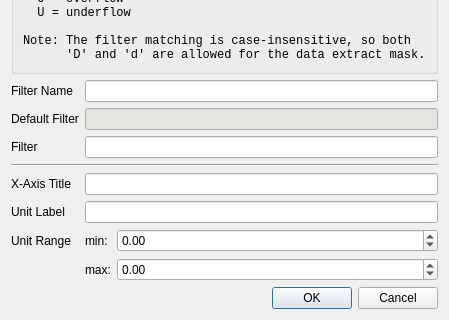
The window that src/datafilter_dialog.ui (flueke/mvme) describes before a commit, drawn with Qt 5; both pictures show x 0 to 449 and y 174 to 494 of the 449 by 494 pixel window.
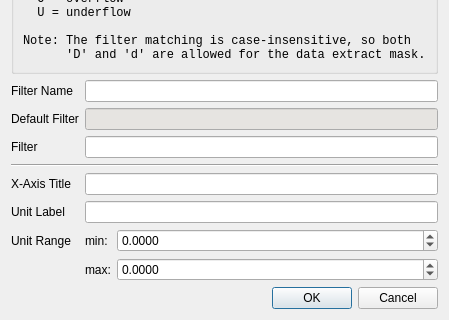
The same window after the commit.

Patch:
```diff
--- a/src/datafilter_dialog.ui
+++ b/src/datafilter_dialog.ui
@@ -197,6 +197,9 @@
        </item>
        <item row="0" column="1">
         <widget class="QDoubleSpinBox" name="spin_rangeMin">
+         <property name="decimals">
+          <number>4</number>
+         </property>
          <property name="minimum">
           <double>-99999999999999.000000000000000</double>
          </property>
@@ -217,6 +220,9 @@
        </item>
        <item row="1" column="1">
         <widget class="QDoubleSpinBox" name="spin_rangeMax">
+         <property name="decimals">
+          <number>4</number>
+         </property>
          <property name="minimum">
           <double>-99999999999999.000000000000000</double>
          </property>
```
